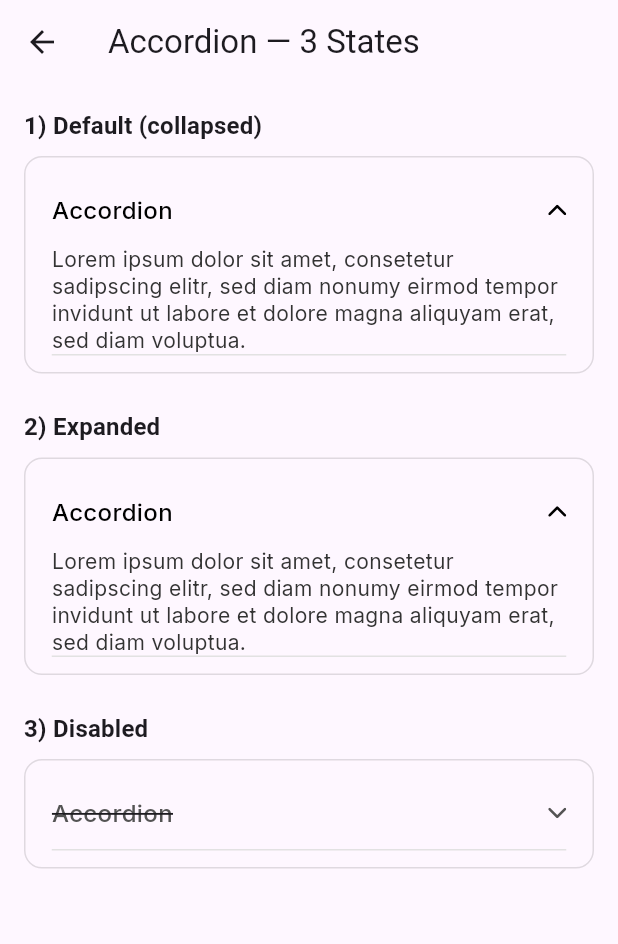
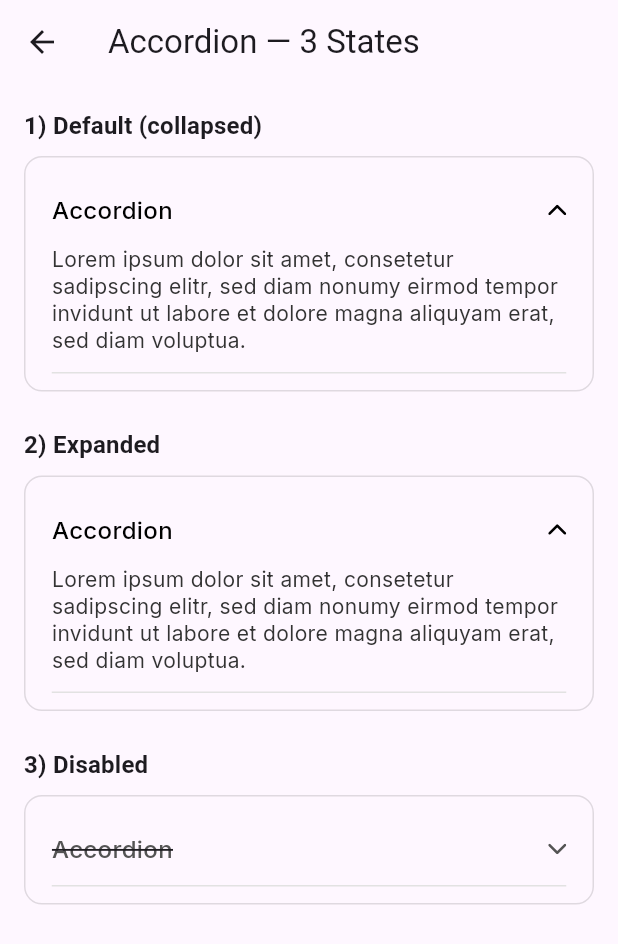
Before and after one commit to dynamiclayer/dynamiclayer-flutter, a Flutter app: the DemoAccordionPage screen opened directly, after a tap on "Accordion", on a phone screen of 412 x 824 dp. Shown: the top 944 px of the screen. Run offline on Flutter 3.47's test engine with Material 3 defaults, Android fonts, the light colour scheme and no system bars; our stand-ins replace flutter_svg, google_fonts.

Commit message:
code updated

```diff
--- a/lib/src/components/accordion/dl_accordion.dart
+++ b/lib/src/components/accordion/dl_accordion.dart
@@ -214,11 +214,14 @@ class _DLAccordionState extends State<DLAccordion> {
         );
       },
       child: _expanded
-          ? Text(
-              key: const ValueKey('expanded'),
-              widget.content,
-              style: _contentTextStyle,
-              softWrap: true,
+          ? Padding(
+              padding: EdgeInsets.only(bottom: DLSpacing.p12),
+              child: Text(
+                key: const ValueKey('expanded'),
+                widget.content,
+                style: _contentTextStyle,
+                softWrap: true,
+              ),
             )
           : const SizedBox.shrink(key: ValueKey('collapsed')),
     );
```
